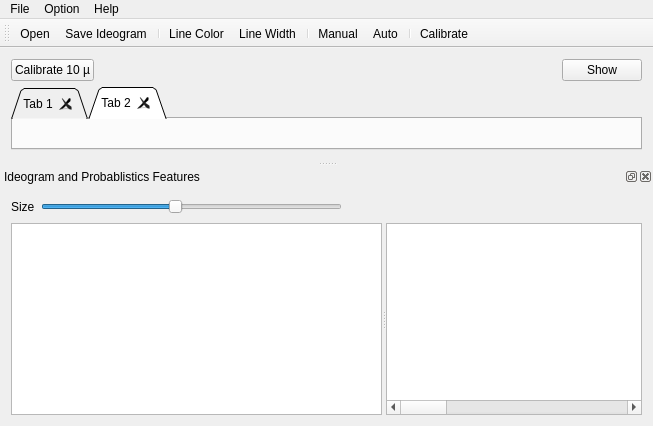
Old version of the form mainwindow.ui in the repository dare5421/MasterMeasure.
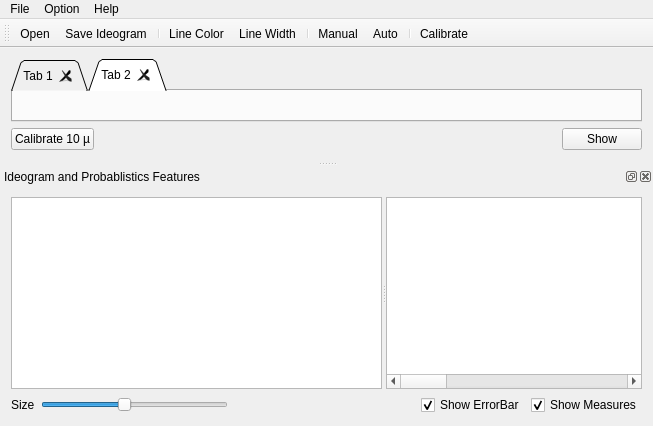
New version of the form. Icons and pictures are not drawn.

Commit message: show measures and show errorbar addid

The edit to the form file:
```diff
--- a/mainwindow.ui
+++ b/mainwindow.ui
@@ -27,37 +27,6 @@
     <string notr="true"/>
    </property>
    <layout class="QVBoxLayout" name="verticalLayout">
-    <item>
-     <layout class="QHBoxLayout" name="horizontalLayout">
-      <item>
-       <widget class="QPushButton" name="calibrateButton">
-        <property name="text">
-         <string>Calibrate 10 µ</string>
-        </property>
-       </widget>
-      </item>
-      <item>
-       <spacer name="horizontalSpacer">
-        <property name="orientation">
-         <enum>Qt::Horizontal</enum>
-        </property>
-        <property name="sizeHint" stdset="0">
-         <size>
-          <width>209</width>
-          <height>20</height>
-         </size>
-        </property>
-       </spacer>
-      </item>
-      <item>
-       <widget class="QPushButton" name="showButton">
-        <property name="text">
-         <string>Show</string>
-        </property>
-       </widget>
-      </item>
-     </layout>
-    </item>
     <item>
      <widget class="QTabWidget" name="tabWidget">
       <property name="sizePolicy">
@@ -102,6 +71,40 @@
       </widget>
      </widget>
     </item>
+    <item>
+     <layout class="QHBoxLayout" name="horizontalLayout">
+      <item>
+       <widget class="QPushButton" name="calibrateButton">
+        <property name="text">
+         <string>Calibrate 10 µ</string>
+        </property>
+       </widget>
+      </item>
+      <item>
+       <spacer name="horizontalSpacer">
+        <property name="orientation">
+         <enum>Qt::Horizontal</enum>
+        </property>
+        <property name="sizeHint" stdset="0">
+         <size>
+          <width>209</width>
+          <height>20</height>
+         </size>
+        </property>
+       </spacer>
+      </item>
+      <item>
+       <widget class="QPushButton" name="showButton">
+        <property name="styleSheet">
+         <string notr="true"/>
+        </property>
+        <property name="text">
+         <string>Show</string>
+        </property>
+       </widget>
+      </item>
+     </layout>
+    </item>
    </layout>
   </widget>
   <widget class="QMenuBar" name="menuBar">
@@ -193,49 +196,6 @@
    </attribute>
    <widget class="QWidget" name="dockWidgetContents">
     <layout class="QVBoxLayout" name="verticalLayout_2">
-     <item>
-      <layout class="QHBoxLayout" name="horizontalLayout_2">
-       <item>
-        <widget class="QLabel" name="label">
-         <property name="text">
-          <string>Size</string>
-         </property>
-        </widget>
-       </item>
-       <item>
-        <widget class="QSlider" name="horizontalSlider">
-         <property name="minimum">
-          <number>1</number>
-         </property>
-         <property name="maximum">
-          <number>10</number>
-         </property>
-         <property name="value">
-          <number>5</number>
-         </property>
-         <property name="sliderPosition">
-          <number>5</number>
-         </property>
-         <property name="orientation">
-          <enum>Qt::Horizontal</enum>
-         </property>
-        </widget>
-       </item>
-       <item>
-        <spacer name="horizontalSpacer_2">
-         <property name="orientation">
-          <enum>Qt::Horizontal</enum>
-         </property>
-         <property name="sizeHint" stdset="0">
-          <size>
-           <width>78</width>
-           <height>20</height>
-          </size>
-         </property>
-        </spacer>
-       </item>
-      </layout>
-     </item>
      <item>
       <widget class="QSplitter" name="hSplitter">
        <property name="orientation">
@@ -324,6 +284,69 @@
        </widget>
       </widget>
      </item>
+     <item>
+      <layout class="QHBoxLayout" name="horizontalLayout_2">
+       <item>
+        <widget class="QLabel" name="label">
+         <property name="text">
+          <string>Size</string>
+         </property>
+        </widget>
+       </item>
+       <item>
+        <widget class="QSlider" name="horizontalSlider">
+         <property name="minimum">
+          <number>1</number>
+         </property>
+         <property name="maximum">
+          <number>10</number>
+         </property>
+         <property name="value">
+          <number>5</number>
+         </property>
+         <property name="sliderPosition">
+          <number>5</number>
+         </property>
+         <property name="orientation">
+          <enum>Qt::Horizontal</enum>
+         </property>
+        </widget>
+       </item>
+       <item>
+        <spacer name="horizontalSpacer_2">
+         <property name="orientation">
+          <enum>Qt::Horizontal</enum>
+         </property>
+         <property name="sizeHint" stdset="0">
+          <size>
+           <width>78</width>
+           <height>20</height>
+          </size>
+         </property>
+        </spacer>
+       </item>
+       <item>
+        <widget class="QCheckBox" name="checkBox_errorBar">
+         <property name="text">
+          <string>Show ErrorBar</string>
+         </property>
+         <property name="checked">
+          <bool>true</bool>
+         </property>
+        </widget>
+       </item>
+       <item>
+        <widget class="QCheckBox" name="checkBox_measures">
+         <property name="text">
+          <string>Show Measures</string>
+         </property>
+         <property name="checked">
+          <bool>true</bool>
+         </property>
+        </widget>
+       </item>
+      </layout>
+     </item>
     </layout>
    </widget>
   </widget>
```
The commit also changes 3 other files.
